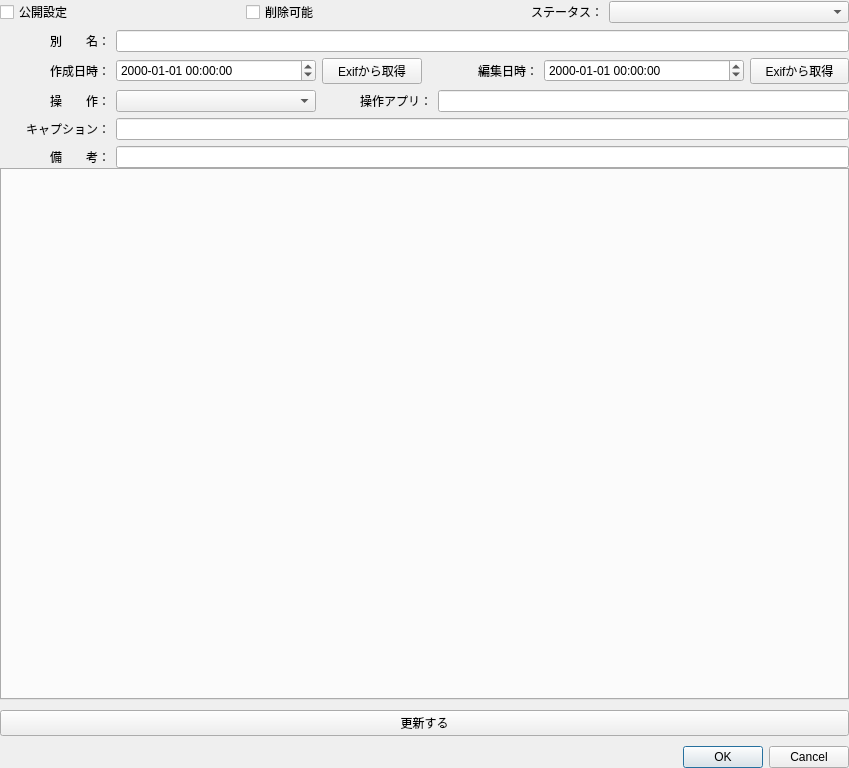
yufujimoto/SurveyDataCollector, file ui/imageInformationDialog.ui: the form before one commit.
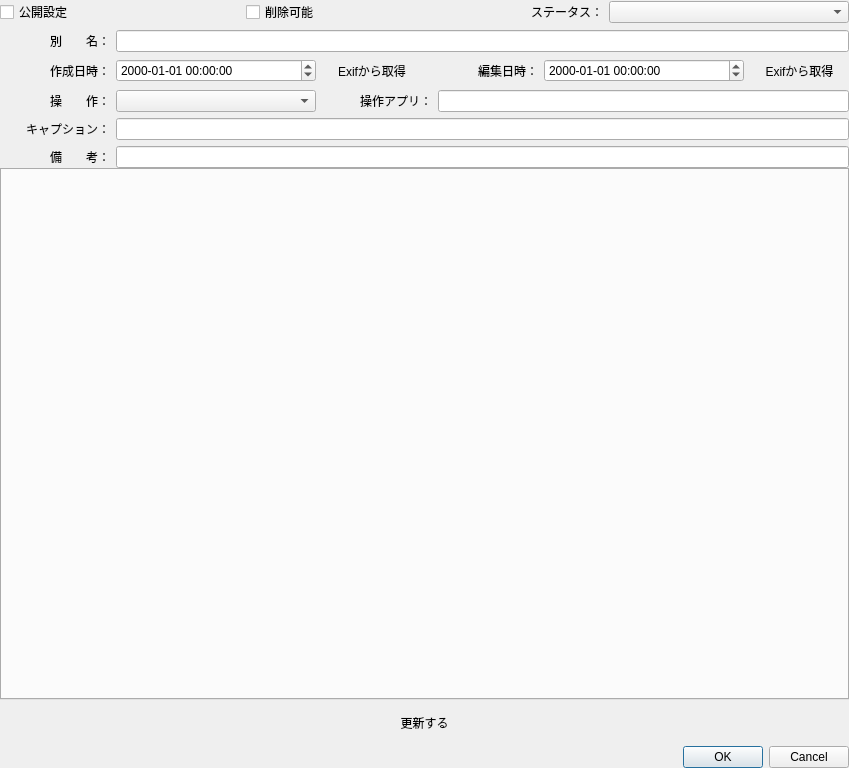
The form after the commit.

The edit to the form file:
```diff
--- a/ui/imageInformationDialog.ui
+++ b/ui/imageInformationDialog.ui
@@ -167,6 +167,9 @@
          <property name="text">
           <string>Exifから取得</string>
          </property>
+         <property name="flat">
+          <bool>true</bool>
+         </property>
         </widget>
        </item>
        <item>
@@ -209,6 +212,9 @@
          <property name="text">
           <string>Exifから取得</string>
          </property>
+         <property name="flat">
+          <bool>true</bool>
+         </property>
         </widget>
        </item>
       </layout>
@@ -360,6 +366,9 @@
        <property name="text">
         <string>更新する</string>
        </property>
+       <property name="flat">
+        <bool>true</bool>
+       </property>
       </widget>
      </item>
     </layout>
```
